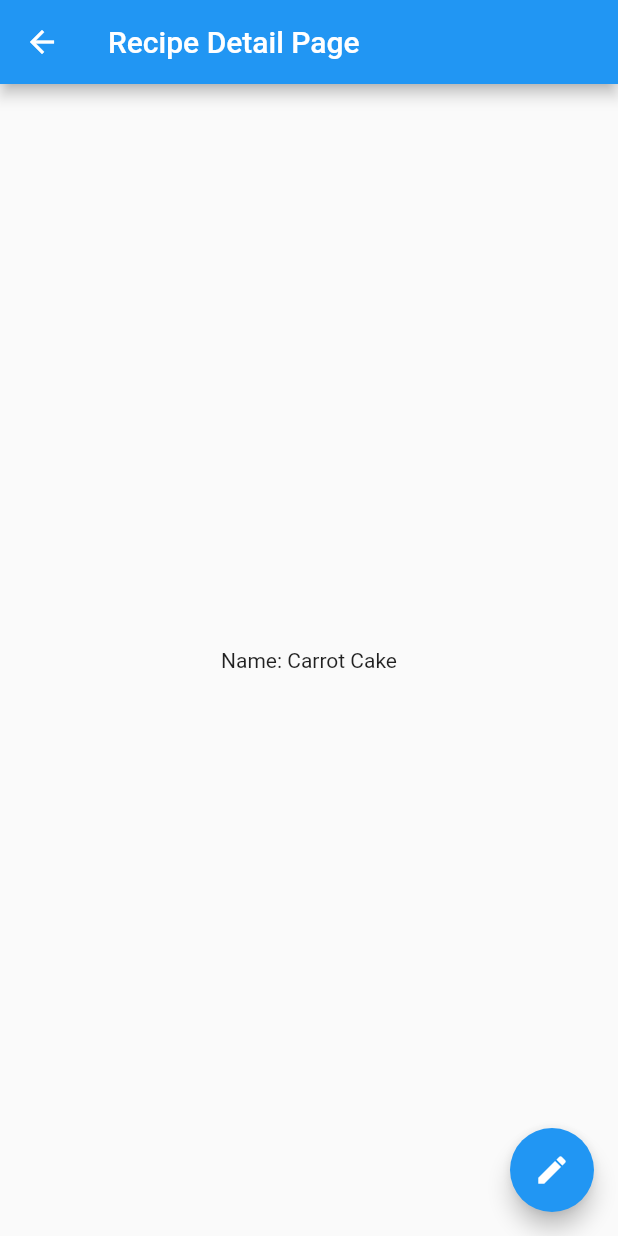
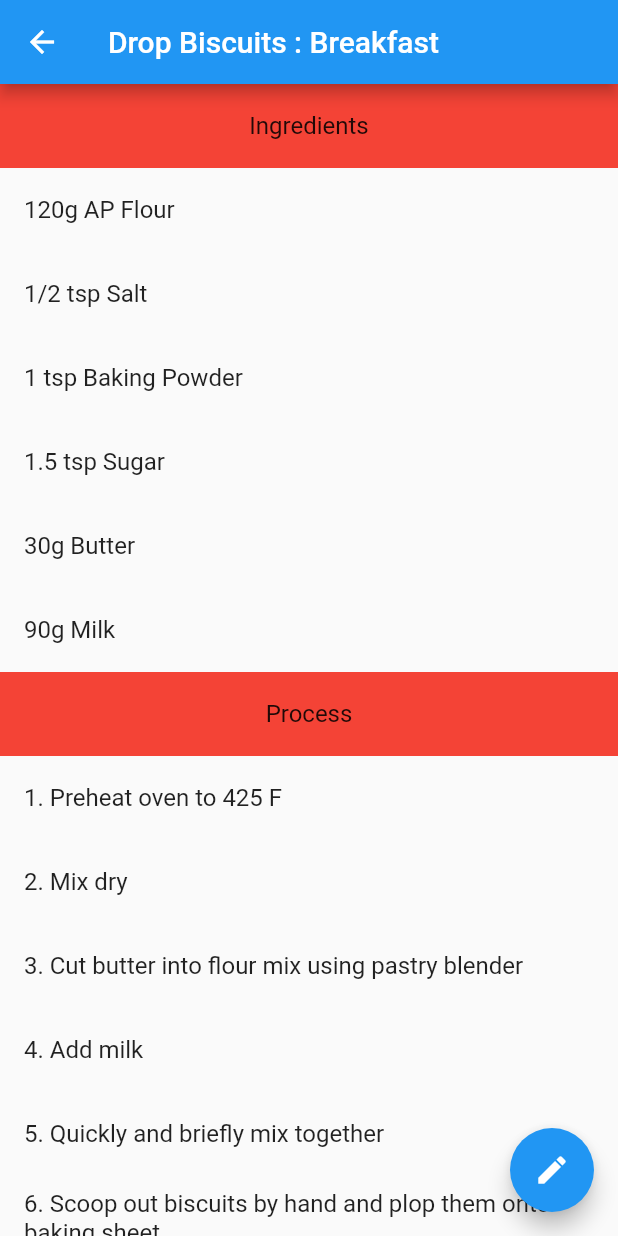
Before and after one commit to McDoogen/spellbook, a Flutter app: the screen it shows after launch, after a tap on an icon or button, on a phone screen of 412 x 824 dp. Run offline on Flutter 3.47's test engine with Material 2 defaults, Android fonts, the light colour scheme and no system bars; our stand-ins replace sqflite; accounts and stored records are empty.

Commit message:
update recipe detail page

```diff
--- a/lib/pages/recipe_detail.dart
+++ b/lib/pages/recipe_detail.dart
@@ -1,19 +1,6 @@
 import 'package:flutter/material.dart';
-import 'package:provider/provider.dart';
-import 'package:spellbook/models/selected_recipe.dart';
 import 'package:spellbook/pages/recipe_editor.dart';
 import 'package:spellbook/models/recipe_model.dart';
-
-/**
- * ~~~ Page Objectives ~~~
- * > Show Details of a Recipe Object
- * > Have a button to navigate to the Recipe Editor Page
- * > Have a button to return to the Recipe Navigator Page
- *
- *
- * ~~~ State Variables ~~~
- * > Recipe Object
- */
 
 class RecipeDetailPage extends StatelessWidget {
   const RecipeDetailPage({Key? key, required this.recipe}) : super(key: key);
@@ -28,9 +15,40 @@
   @override
   Widget build(BuildContext context) {
     String recipeTitle = recipe.title;
+    String recipeCategory = recipe.category;
+    List<String> recipeIngredients = recipe.ingredients;
+    List<String> recipeProcess = recipe.processes;
+    final listItemCount = recipeIngredients.length + recipeProcess.length + 2;
+
     return Scaffold(
-      appBar: AppBar(title: const Text('Recipe Detail Page')),
-      body: Center(child: Text('Name: $recipeTitle')),
+      appBar: AppBar(title: Text('$recipeTitle : $recipeCategory')),
+      body: ListView.builder(
+        itemCount: listItemCount,
+        itemBuilder: (context, index) {
+          if (index == 0) {
+            return const ListTile(
+              title: Center(
+                child: Text('Ingredients'),
+              ),
+              tileColor: Colors.red,
+            );
+          } else if (index <= recipeIngredients.length) {
+            final ingredientText = recipeIngredients[index - 1];
+            return ListTile(
+              title: Text(ingredientText),
+            );
+          } else if (index == recipeIngredients.length + 1) {
+            return const ListTile(
+              title: Center(child: Text('Process')),
+              tileColor: Colors.red,
+            );
+          } else {
+            final relativeIndex = index - 2 - recipeIngredients.length;
+            final processText = recipeProcess[relativeIndex];
+            return ListTile(title: Text('${relativeIndex + 1}. $processText'));
+          }
+        },
+      ),
       floatingActionButton: FloatingActionButton(
           onPressed: () => _navigateToEditor(context),
           child: const Icon(Icons.edit)),
--- a/lib/pages/recipe_navigator.dart
+++ b/lib/pages/recipe_navigator.dart
@@ -10,10 +10,26 @@
 
   final Recipe testRecipeA = const Recipe(
       id: 1,
-      title: 'Carrot Cake',
-      category: 'Cake',
-      processes: ['Mix Everything', 'Preheat the Oven', 'Bake it', 'Eat it!'],
-      ingredients: ['1 egg', '24g Carrots', '1 tsp Flour']);
+      title: 'Drop Biscuits',
+      category: 'Breakfast',
+      processes: [
+        'Preheat oven to 425 F',
+        'Mix dry',
+        'Cut butter into flour mix using pastry blender',
+        'Add milk',
+        'Quickly and briefly mix together',
+        'Scoop out biscuits by hand and plop them onto baking sheet',
+        'For added Pazzaz, add kosher salt to pan before plopping biscuits',
+        'Bake until tips start to brown, then turn off the oven and make coffee!'
+      ],
+      ingredients: [
+        '120g AP Flour',
+        '1/2 tsp Salt',
+        '1 tsp Baking Powder',
+        '1.5 tsp Sugar',
+        '30g Butter',
+        '90g Milk'
+      ]);
 
   final Recipe testRecipeB = const Recipe(
       id: 1,
```
